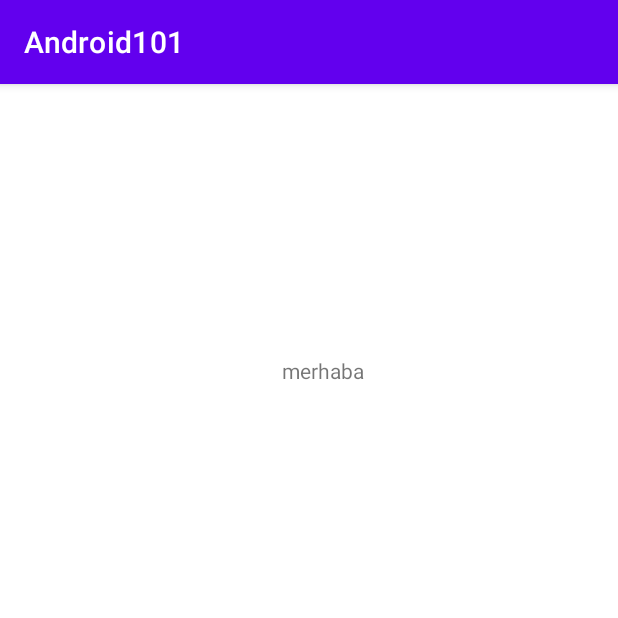
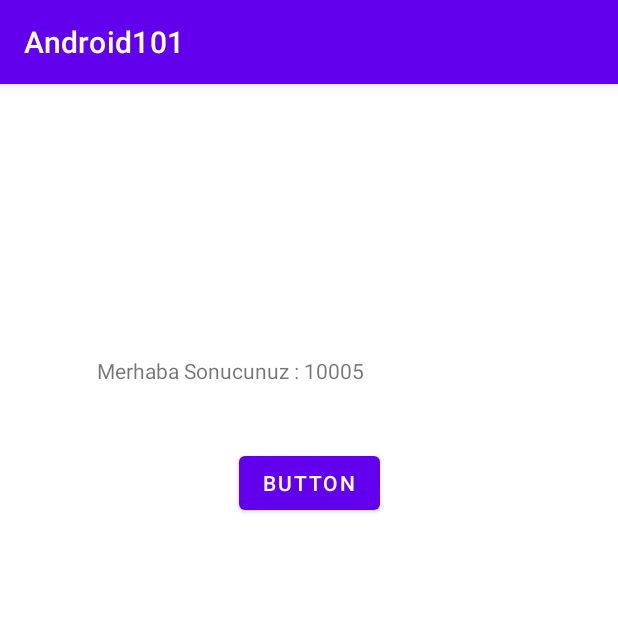
Before and after one commit to OmerDene/Android101, an Android app: the screen it shows after launch (FirstKotlinProjectER), on a phone screen of 412 x 824 dp, the top half of it. Run offline under Robolectric (Android 15) with nearby library versions, the phone set to English and light mode, and no system bars; 3 statements that could not run were skipped.

```diff
--- a/app/src/main/java/com/example/android101/FirstKotlinProjectER.kt
+++ b/app/src/main/java/com/example/android101/FirstKotlinProjectER.kt
@@ -2,13 +2,16 @@ package com.example.android101
 
 import androidx.appcompat.app.AppCompatActivity
 import android.os.Bundle
+import android.view.View
 import android.widget.TextView
 
 class FirstKotlinProjectER : AppCompatActivity() {
+    lateinit var sumtextView: TextView
     override fun onCreate(savedInstanceState: Bundle?) {
         super.onCreate(savedInstanceState)
         setContentView(R.layout.activity_first_kotlin_project_er)
-        sum(10,25)
+        sumtextView = findViewById(R.id.firstKotlinErTextview)
+        sum(2420,7585)
       /*  var x = 5
         var y = 4
 
@@ -301,8 +304,13 @@ class FirstKotlinProjectER : AppCompatActivity() {
     }
     fun sum(a:Int ,b:Int) {
         val sumTextview = findViewById<TextView>(R.id.firstKotlinErTextview)
-        sumTextview.text = "merhaba"
+        sumTextview.text = "Merhaba Sonucunuz : ${a+b}"
+    }
+    fun buttonClicked(omer : View){
+        sumtextView.text = "button clicked"
+
     }
 
 
+
 }
--- a/app/src/main/res/layout/activity_first_kotlin_project_er.xml
+++ b/app/src/main/res/layout/activity_first_kotlin_project_er.xml
@@ -15,4 +15,15 @@
         android:text="TextView"
         app:layout_constraintEnd_toEndOf="parent"
         app:layout_constraintTop_toTopOf="parent" />
+
+    <Button
+        android:id="@+id/firstKotlinErButton"
+        android:layout_width="wrap_content"
+        android:layout_height="wrap_content"
+        android:layout_marginTop="41dp"
+        android:onClick="buttonClicked"
+        android:text="Button"
+        app:layout_constraintEnd_toEndOf="parent"
+        app:layout_constraintStart_toStartOf="parent"
+        app:layout_constraintTop_toBottomOf="@+id/firstKotlinErTextview" />
 </androidx.constraintlayout.widget.ConstraintLayout>
```
